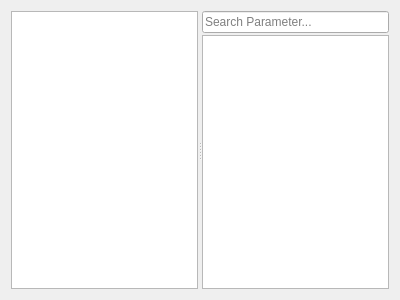
First picture: the form in src/option/paramconfigeditor.ui, repository GAMS-dev/studio, before the edit.
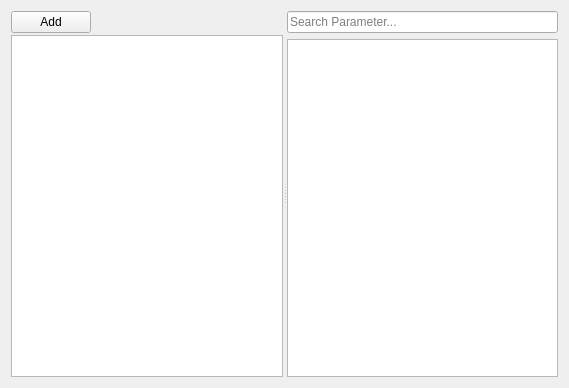
Second picture: the form after the edit.

Commit message: add gamsconfigeditor ui to commandlineparameter tab

```diff
--- a/src/option/paramconfigeditor.ui
+++ b/src/option/paramconfigeditor.ui
@@ -6,8 +6,8 @@
    <rect>
     <x>0</x>
     <y>0</y>
-    <width>400</width>
-    <height>300</height>
+    <width>569</width>
+    <height>388</height>
    </rect>
   </property>
   <property name="windowTitle">
@@ -19,19 +19,68 @@
      <property name="orientation">
       <enum>Qt::Horizontal</enum>
      </property>
-     <widget class="QTableView" name="ParamCfgTableView">
-      <property name="dragDropMode">
-       <enum>QAbstractItemView::DragDrop</enum>
-      </property>
-      <property name="defaultDropAction">
-       <enum>Qt::CopyAction</enum>
-      </property>
-     </widget>
-     <widget class="QWidget" name="ParamCfgefWidget" native="true">
+     <widget class="QWidget" name="ParamCfgOWidget" native="true">
       <layout class="QVBoxLayout" name="verticalLayout_9">
        <property name="spacing">
         <number>2</number>
        </property>
+       <property name="leftMargin">
+        <number>0</number>
+       </property>
+       <property name="topMargin">
+        <number>0</number>
+       </property>
+       <property name="rightMargin">
+        <number>0</number>
+       </property>
+       <property name="bottomMargin">
+        <number>0</number>
+       </property>
+       <item>
+        <widget class="QWidget" name="ParamCfgCtrl" native="true">
+         <layout class="QHBoxLayout" name="horizontalLayout">
+          <property name="leftMargin">
+           <number>0</number>
+          </property>
+          <property name="topMargin">
+           <number>0</number>
+          </property>
+          <property name="rightMargin">
+           <number>0</number>
+          </property>
+          <property name="bottomMargin">
+           <number>0</number>
+          </property>
+          <item>
+           <widget class="QPushButton" name="AddParamCfgButton">
+            <property name="text">
+             <string>Add</string>
+            </property>
+           </widget>
+          </item>
+          <item>
+           <spacer name="ParamCfgCtrlHS">
+            <property name="orientation">
+             <enum>Qt::Horizontal</enum>
+            </property>
+            <property name="sizeHint" stdset="0">
+             <size>
+              <width>40</width>
+              <height>20</height>
+             </size>
+            </property>
+           </spacer>
+          </item>
+         </layout>
+        </widget>
+       </item>
+       <item>
+        <widget class="QTableView" name="ParamCfgTableView"/>
+       </item>
+      </layout>
+     </widget>
+     <widget class="QWidget" name="ParamCfgWidget" native="true">
+      <layout class="QVBoxLayout" name="verticalLayout_2">
        <property name="leftMargin">
         <number>0</number>
        </property>
```
The commit also changes 2 other files.
